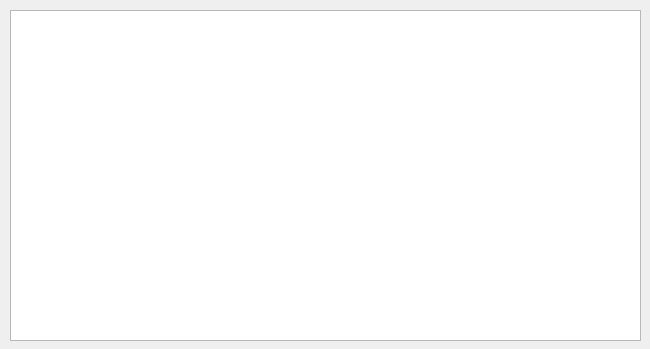
Above: source/tabform.ui from NikolaJov96/DivXConverter before the change. Below: the same form after it.
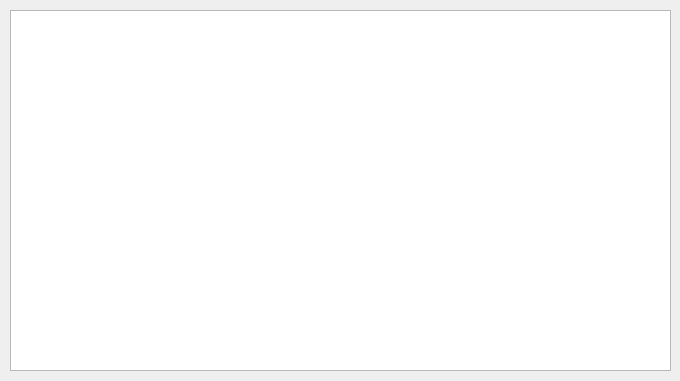
That is the form after the change.

Patch:
```diff
--- a/source/tabform.ui
+++ b/source/tabform.ui
@@ -6,8 +6,8 @@
    <rect>
     <x>0</x>
     <y>0</y>
-    <width>650</width>
-    <height>349</height>
+    <width>680</width>
+    <height>381</height>
    </rect>
   </property>
   <property name="windowTitle">
@@ -18,8 +18,8 @@
     <rect>
      <x>10</x>
      <y>10</y>
-     <width>631</width>
-     <height>331</height>
+     <width>661</width>
+     <height>361</height>
     </rect>
    </property>
    <property name="editTriggers">
```
